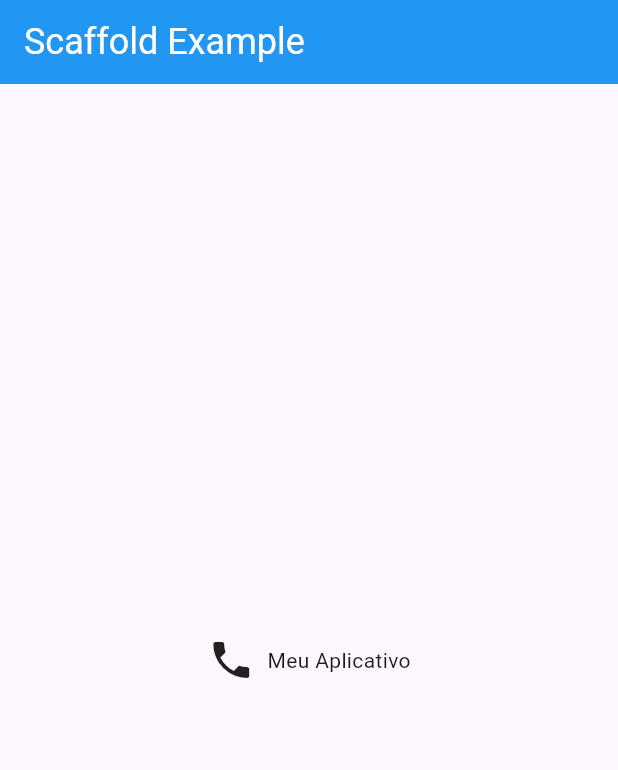
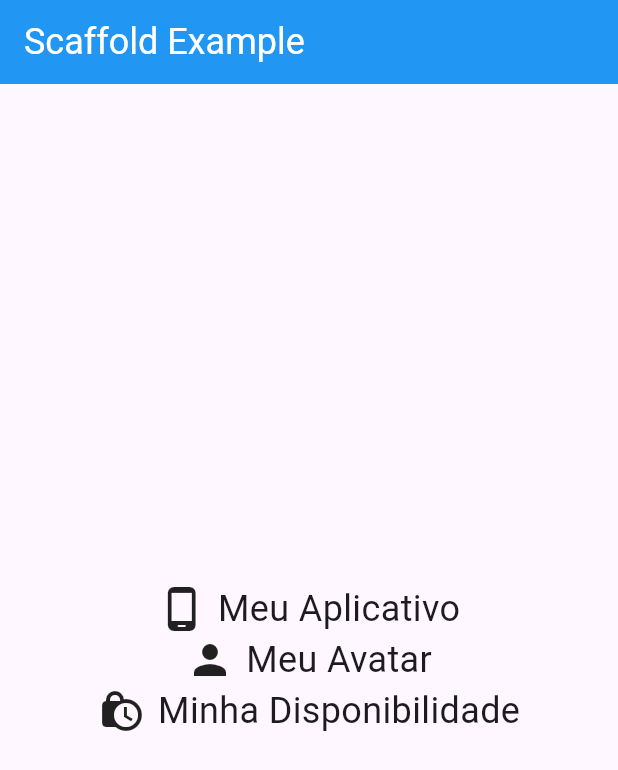
Before and after one commit to Paulo19961944/Curso-Flutter, a Flutter app: the screen it shows after launch, on a phone screen of 412 x 824 dp. Shown: the top 770 px of the screen. Run offline on Flutter 3.47's test engine with Material 3 defaults, Android fonts, the light colour scheme and no system bars.

Commit message:
[feat] Modify main.dart

```diff
--- a/scaffold_project/lib/main.dart
+++ b/scaffold_project/lib/main.dart
@@ -34,21 +34,84 @@ class _MyAppState extends State<MyApp> {
             ),
           ),
         ),
-        body: Row(
+        body: Column(
+          mainAxisAlignment: MainAxisAlignment.center,
+          crossAxisAlignment: CrossAxisAlignment.center,
+          children: [
+            Column(
+              children: [
+                Row(
                   mainAxisAlignment: MainAxisAlignment.center,
                   crossAxisAlignment: CrossAxisAlignment.center,
                   children: [
                   Icon(
-            Icons.phone,
+                    Icons.phone_android_rounded,
                     size: 32,
                   ),
                   Padding(
                       padding: EdgeInsets.only(left: 8),
                       child: Center(
                         child: Text(
-                  'Meu Aplicativo'
+                          'Meu Aplicativo',
+                          style: TextStyle(
+                            fontSize: 24,
                           ),
                         ),
+                      ),
+                  ),
+                ],
+                ),
+              ],
+            ),
+            Column(
+              children: [
+                Row(
+                  mainAxisAlignment: MainAxisAlignment.center,
+                  crossAxisAlignment: CrossAxisAlignment.center,
+                  children: [
+                  Icon(
+                    Icons.person,
+                    size: 32,
+                  ),
+                  Padding(
+                      padding: EdgeInsets.only(left: 8),
+                      child: Center(
+                        child: Text(
+                          'Meu Avatar',
+                          style: TextStyle(
+                            fontSize: 24,
+                          ),
+                        ),
+                      ),
+                  ),
+                ],
+                ),
+              ],
+            ),
+            Column(
+              children: [
+                Row(
+                  mainAxisAlignment: MainAxisAlignment.center,
+                  crossAxisAlignment: CrossAxisAlignment.center,
+                  children: [
+                  Icon(
+                    Icons.lock_clock,
+                    size: 32,
+                  ),
+                  Padding(
+                      padding: EdgeInsets.only(left: 8),
+                      child: Center(
+                        child: Text(
+                          'Minha Disponibilidade',
+                          style: TextStyle(
+                            fontSize: 24,
+                          ),
+                        ),
+                      ),
+                  ),
+                ],
+                ),
+              ],
             ),
           ],
         ),
```
Lines whose indentation alone changed are shown as unchanged.
